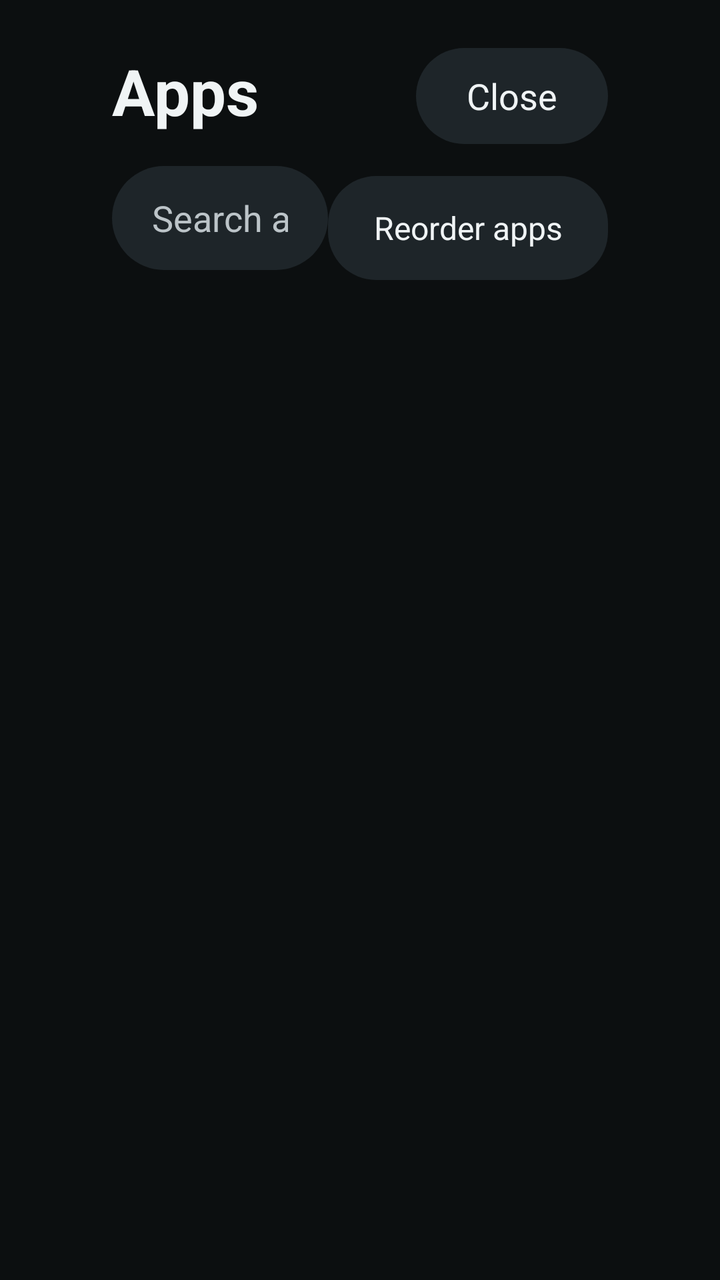
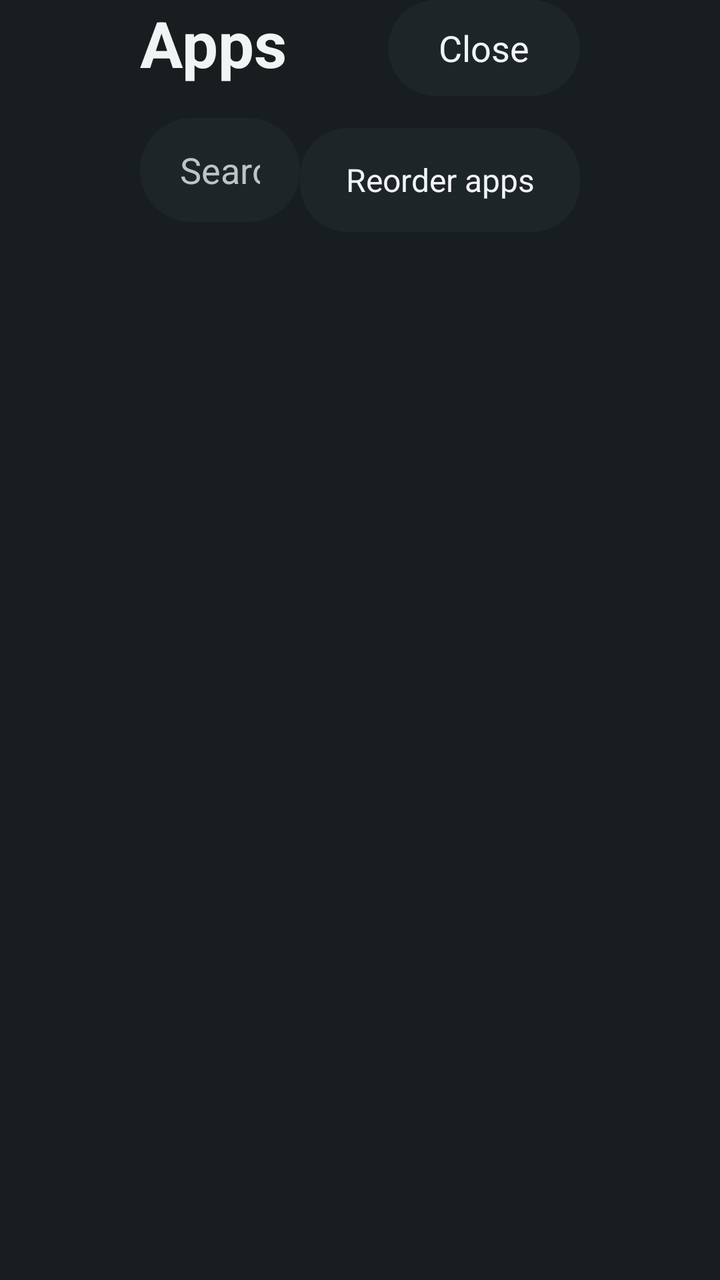

Screens rendered from an Android XML layout before and after an edit, with the pre-edit source and the edit as a unified diff.
<!-- AndroidManifest.xml: fallback theme Theme.MaterialComponents.DayNight.NoActionBar -->
<!-- res/layout/fragment_app_grid.xml -->
<?xml version="1.0" encoding="utf-8"?>
<androidx.constraintlayout.widget.ConstraintLayout xmlns:android="http://schemas.android.com/apk/res/android"
    xmlns:app="http://schemas.android.com/apk/res-auto"
    android:layout_width="match_parent"
    android:layout_height="match_parent"
    android:background="@color/app_grid_background"
    android:paddingHorizontal="56dp"
    android:paddingVertical="24dp">

    <TextView
        android:id="@+id/app_grid_title"
        android:layout_width="0dp"
        android:layout_height="wrap_content"
        android:text="@string/app_grid_title"
        android:textColor="@color/app_grid_text_primary"
        android:textSize="32sp"
        android:textStyle="bold"
        app:layout_constraintEnd_toStartOf="@id/app_grid_close"
        app:layout_constraintStart_toStartOf="parent"
        app:layout_constraintTop_toTopOf="parent" />

    <TextView
        android:id="@+id/app_grid_close"
        android:layout_width="wrap_content"
        android:layout_height="48dp"
        android:background="@drawable/app_grid_button"
        android:clickable="true"
        android:focusable="true"
        android:gravity="center"
        android:minWidth="96dp"
        android:text="@string/app_grid_close"
        android:textColor="@color/app_grid_text_primary"
        android:textSize="18sp"
        app:layout_constraintEnd_toEndOf="parent"
        app:layout_constraintTop_toTopOf="parent" />

    <EditText
        android:id="@+id/app_grid_search"
        android:layout_width="0dp"
        android:layout_height="52dp"
        android:layout_marginTop="16dp"
        android:background="@drawable/app_grid_search"
        android:hint="@string/app_grid_search_hint"
        android:importantForAutofill="no"
        android:inputType="text"
        android:paddingHorizontal="20dp"
        android:singleLine="true"
        android:textColor="@color/app_grid_text_primary"
        android:textColorHint="@color/app_grid_text_secondary"
        android:textSize="18sp"
        app:layout_constraintEnd_toStartOf="@id/app_grid_reorder"
        app:layout_constraintStart_toStartOf="parent"
        app:layout_constraintTop_toBottomOf="@id/app_grid_title" />

    <TextView
        android:id="@+id/app_grid_reorder"
        android:layout_width="wrap_content"
        android:layout_height="52dp"
        android:layout_marginStart="16dp"
        android:layout_marginTop="16dp"
        android:background="@drawable/app_grid_button"
        android:clickable="true"
        android:focusable="true"
        android:gravity="center"
        android:minWidth="140dp"
        android:paddingHorizontal="16dp"
        android:text="@string/app_grid_reorder"
        android:textColor="@color/app_grid_text_primary"
        android:textSize="16sp"
        app:layout_constraintEnd_toEndOf="parent"
        app:layout_constraintTop_toBottomOf="@id/app_grid_close" />

    <LinearLayout
        android:id="@+id/tos_banner"
        android:layout_width="0dp"
        android:layout_height="wrap_content"
        android:layout_marginTop="16dp"
        android:background="@drawable/app_grid_tos_banner"
        android:gravity="center_vertical"
        android:orientation="horizontal"
        android:padding="20dp"
        android:visibility="gone"
        app:layout_constraintEnd_toEndOf="parent"
        app:layout_constraintStart_toStartOf="parent"
        app:layout_constraintTop_toBottomOf="@id/app_grid_search">

        <TextView
            android:layout_width="0dp"
            android:layout_height="wrap_content"
            android:layout_weight="1"
            android:text="@string/app_grid_tos_message"
            android:textColor="@color/app_grid_text_primary"
            android:textSize="16sp" />

        <TextView
            android:id="@+id/tos_review"
            android:layout_width="wrap_content"
            android:layout_height="44dp"
            android:background="@drawable/app_grid_button"
            android:clickable="true"
            android:focusable="true"
            android:gravity="center"
            android:paddingHorizontal="16dp"
            android:text="@string/app_grid_tos_review"
            android:textColor="@color/app_grid_text_primary" />

        <TextView
            android:id="@+id/tos_dismiss"
            android:layout_width="wrap_content"
            android:layout_height="44dp"
            android:layout_marginStart="12dp"
            android:background="@drawable/app_grid_button"
            android:clickable="true"
            android:focusable="true"
            android:gravity="center"
            android:paddingHorizontal="16dp"
            android:text="@string/app_grid_tos_not_now"
            android:textColor="@color/app_grid_text_primary" />
    </LinearLayout>

    <androidx.recyclerview.widget.RecyclerView
        android:id="@+id/app_grid"
        android:layout_width="0dp"
        android:layout_height="0dp"
        android:layout_marginTop="16dp"
        android:clipToPadding="false"
        android:paddingBottom="20dp"
        app:layout_constraintBottom_toBottomOf="parent"
        app:layout_constraintEnd_toEndOf="parent"
        app:layout_constraintStart_toStartOf="parent"
        app:layout_constraintTop_toBottomOf="@id/tos_banner" />

    <TextView
        android:id="@+id/app_grid_empty"
        android:layout_width="wrap_content"
        android:layout_height="wrap_content"
        android:text="@string/app_grid_empty"
        android:textColor="@color/app_grid_text_secondary"
        android:textSize="18sp"
        android:visibility="gone"
        app:layout_constraintBottom_toBottomOf="@id/app_grid"
        app:layout_constraintEnd_toEndOf="@id/app_grid"
        app:layout_constraintStart_toStartOf="@id/app_grid"
        app:layout_constraintTop_toTopOf="@id/app_grid" />
</androidx.constraintlayout.widget.ConstraintLayout>
<!-- resources referenced by this layout -->
<resources>
  <color name="app_grid_background">#0C0F10</color>
  <color name="app_grid_text_primary">#F0F4F5</color>
  <color name="app_grid_text_secondary">#BCC4C8</color>
  <!-- drawable app_grid_button (drawable) -->
  <?xml version="1.0" encoding="utf-8"?>
  <selector xmlns:android="http://schemas.android.com/apk/res/android">
      <item android:state_pressed="true">
          <shape>
              <corners android:radius="24dp" />
              <solid android:color="@color/app_grid_surface_pressed" />
          </shape>
      </item>
      <item>
          <shape>
              <corners android:radius="24dp" />
              <solid android:color="@color/app_grid_surface" />
          </shape>
      </item>
  </selector>
  <!-- drawable app_grid_search (drawable) -->
  <?xml version="1.0" encoding="utf-8"?>
  <shape xmlns:android="http://schemas.android.com/apk/res/android">
      <corners android:radius="26dp" />
      <solid android:color="@color/app_grid_surface" />
      <padding
          android:left="12dp"
          android:top="0dp"
          android:right="12dp"
          android:bottom="0dp" />
  </shape>
  <!-- drawable app_grid_tos_banner (drawable) -->
  <?xml version="1.0" encoding="utf-8"?>
  <shape xmlns:android="http://schemas.android.com/apk/res/android">
      <corners android:radius="20dp" />
      <solid android:color="@color/app_grid_tos_surface" />
  </shape>
  <string name="app_grid_close">Close</string>
  <string name="app_grid_empty">No applications available</string>
  <string name="app_grid_reorder">Reorder apps</string>
  <string name="app_grid_search_hint">Search applications</string>
  <string name="app_grid_title">Apps</string>
  <string name="app_grid_tos_message">Some apps require review of the user terms before they can be opened.</string>
  <string name="app_grid_tos_not_now">Not now</string>
  <string name="app_grid_tos_review">Review</string>
  <color name="app_grid_surface_pressed">#34454E</color>
  <color name="app_grid_surface">#1E2529</color>
  <color name="app_grid_tos_surface">#2B303A</color>
</resources>

<!-- the commit's change to res/layout/fragment_app_grid.xml (unified diff, before → after) -->
@@ -4,8 +4,8 @@
     android:layout_width="match_parent"
     android:layout_height="match_parent"
     android:background="@color/app_grid_background"
-    android:paddingHorizontal="56dp"
-    android:paddingVertical="24dp">
+    android:paddingHorizontal="70dp"
+    android:paddingVertical="0dp">
 
     <TextView
         android:id="@+id/app_grid_title"
@@ -122,9 +122,8 @@
         android:id="@+id/app_grid"
         android:layout_width="0dp"
         android:layout_height="0dp"
-        android:layout_marginTop="16dp"
         android:clipToPadding="false"
-        android:paddingBottom="20dp"
+        android:paddingBottom="0dp"
         app:layout_constraintBottom_toBottomOf="parent"
         app:layout_constraintEnd_toEndOf="parent"
         app:layout_constraintStart_toStartOf="parent"
<!-- resource entries referenced after the edit -->
@@ -1,6 +1,6 @@
 <!-- resources referenced by this layout -->
 <resources>
-  <color name="app_grid_background">#0C0F10</color>
+  <color name="app_grid_background">#181D20</color>
   <color name="app_grid_text_primary">#F0F4F5</color>
   <color name="app_grid_text_secondary">#BCC4C8</color>
   <!-- drawable app_grid_button (drawable) -->
